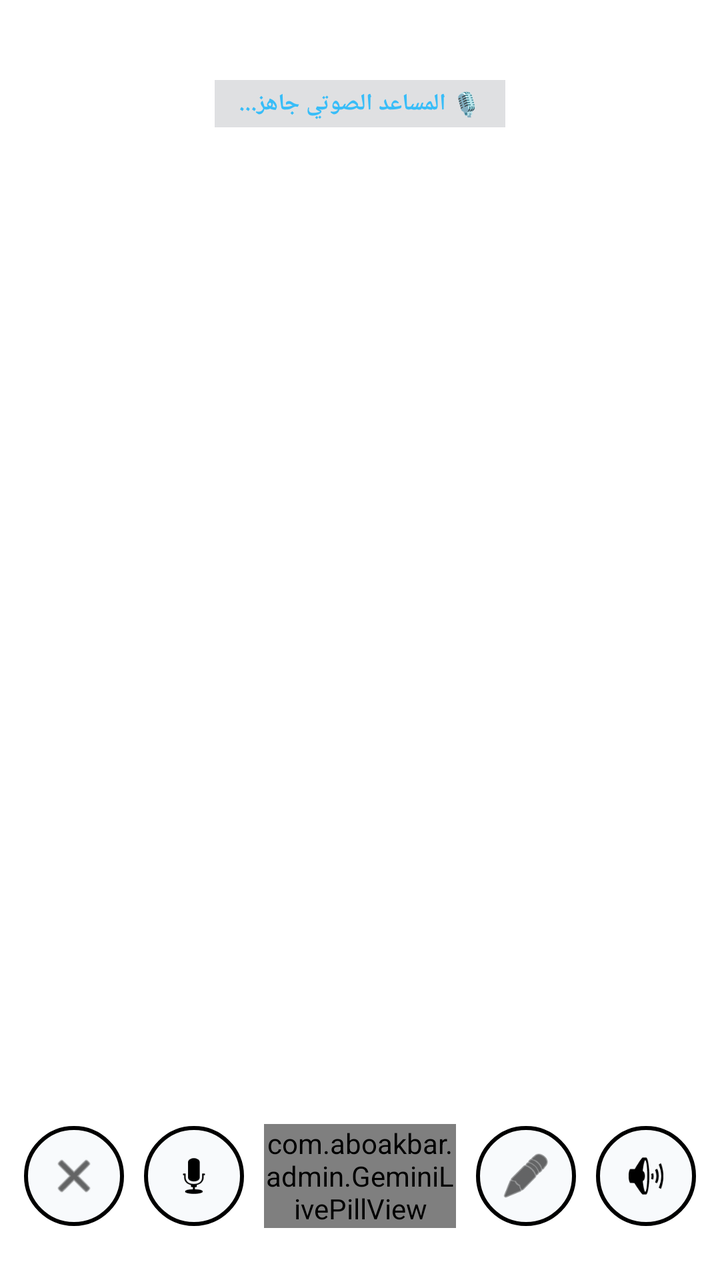
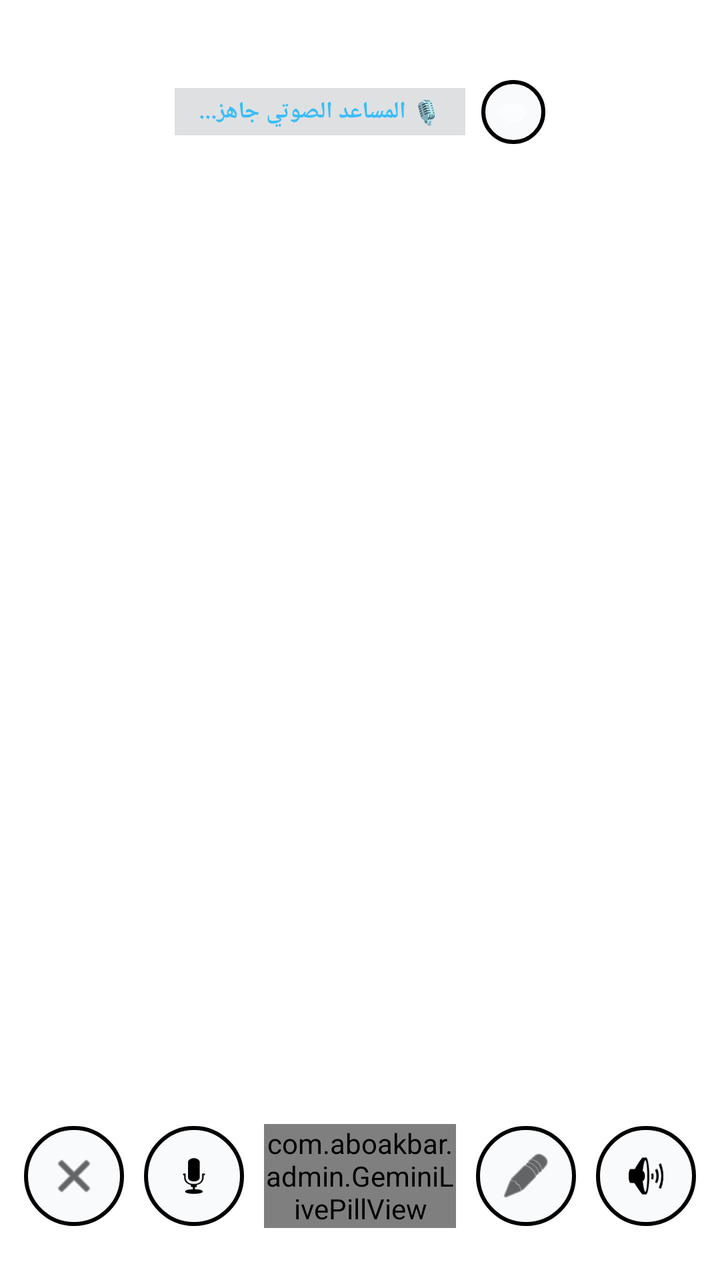

An Android layout rendered at two revisions. The XML below is the earlier revision; the diff shows what the commit changed to produce the second picture.
<!-- AndroidManifest.xml: activity theme Theme.TransparentVoiceAssistant -->
<!-- res/layout/activity_voice_assistant.xml -->
<?xml version="1.0" encoding="utf-8"?>
<RelativeLayout xmlns:android="http://schemas.android.com/apk/res/android"
    android:layout_width="match_parent"
    android:layout_height="match_parent"
    android:background="@android:color/transparent"
    android:fitsSystemWindows="true">

    
    <View
        android:id="@+id/transparentClickDismiss"
        android:layout_width="match_parent"
        android:layout_height="match_parent"
        android:layout_above="@id/bottomControlsLayout"
        android:background="@android:color/transparent"
        android:clickable="true"
        android:focusable="true" />

    
    <LinearLayout
        android:id="@+id/responseContainer"
        android:layout_width="match_parent"
        android:layout_height="match_parent"
        android:layout_above="@id/bottomControlsLayout"
        android:orientation="vertical"
        android:paddingStart="14dp"
        android:paddingEnd="14dp"
        android:paddingTop="40dp"
        android:paddingBottom="6dp"
        android:background="@android:color/transparent">

        
        <TextView
            android:id="@+id/tvStatus"
            android:layout_width="wrap_content"
            android:layout_height="wrap_content"
            android:layout_gravity="center_horizontal"
            android:text="🎙️ المساعد الصوتي جاهز..."
            android:textSize="11.5sp"
            android:textStyle="bold"
            android:textColor="#38BDF8"
            android:paddingStart="12dp"
            android:paddingEnd="12dp"
            android:paddingTop="4dp"
            android:paddingBottom="4dp"
            android:background="#220F172A"
            android:layout_marginBottom="8dp" />

        <ProgressBar
            android:id="@+id/progressBar"
            android:layout_width="22dp"
            android:layout_height="22dp"
            android:visibility="gone"
            android:layout_gravity="center_horizontal"
            android:layout_marginBottom="8dp" />

        
        <ScrollView
            android:id="@+id/chatScrollView"
            android:layout_width="match_parent"
            android:layout_height="0dp"
            android:layout_weight="1"
            android:fillViewport="true"
            android:scrollbars="none"
            android:background="@android:color/transparent">

            <LinearLayout
                android:id="@+id/chatMessagesContainer"
                android:layout_width="match_parent"
                android:layout_height="wrap_content"
                android:orientation="vertical"
                android:gravity="bottom"
                android:paddingBottom="12dp"
                android:background="@android:color/transparent" />
        </ScrollView>
    </LinearLayout>

    <Button
        android:id="@+id/btnToggleTts"
        android:layout_width="wrap_content"
        android:layout_height="28dp"
        android:visibility="gone"
        android:text="🔊" />

    
    <LinearLayout
        android:id="@+id/bottomControlsLayout"
        android:layout_width="match_parent"
        android:layout_height="wrap_content"
        android:layout_alignParentBottom="true"
        android:orientation="vertical"
        android:background="@android:color/transparent">

        
        <LinearLayout
            android:id="@+id/textInputContainer"
            android:layout_width="match_parent"
            android:layout_height="wrap_content"
            android:orientation="horizontal"
            android:visibility="gone"
            android:padding="8dp"
            android:layout_marginStart="14dp"
            android:layout_marginEnd="14dp"
            android:layout_marginBottom="6dp"
            android:background="#330F172A">

            <EditText
                android:id="@+id/etCommandInput"
                android:layout_width="0dp"
                android:layout_height="44dp"
                android:layout_weight="1"
                android:hint="اكتب أمرك النصي هنا..."
                android:textSize="13sp"
                android:padding="10dp"
                android:background="#22FFFFFF"
                android:textColor="#F8FAFC"
                android:textColorHint="#94A3B8"
                android:layout_marginEnd="6dp"
                android:maxLines="2" />

            <Button
                android:id="@+id/btnSendText"
                android:layout_width="wrap_content"
                android:layout_height="44dp"
                android:text="إرسال"
                android:backgroundTint="#0284C7"
                android:textColor="#FFFFFF" />
        </LinearLayout>

        
        <LinearLayout
            android:id="@+id/bottomGeminiBarLayout"
            android:layout_width="match_parent"
            android:layout_height="80dp"
            android:orientation="horizontal"
            android:gravity="center"
            android:paddingStart="12dp"
            android:paddingEnd="12dp"
            android:paddingBottom="24dp"
            android:background="@android:color/transparent"
            android:layoutDirection="ltr">

            
            <ImageButton
                android:id="@+id/btnClose"
                android:layout_width="50dp"
                android:layout_height="50dp"
                android:src="@android:drawable/ic_menu_close_clear_cancel"
                android:tint="#000000"
                android:background="@drawable/white_circle_black_stroke"
                android:scaleType="centerInside"
                android:padding="12dp"
                android:layout_marginEnd="10dp" />

            
            <ImageButton
                android:id="@+id/btnMicToggle"
                android:layout_width="50dp"
                android:layout_height="50dp"
                android:src="@android:drawable/ic_btn_speak_now"
                android:tint="#000000"
                android:background="@drawable/white_circle_black_stroke"
                android:scaleType="centerInside"
                android:padding="12dp"
                android:layout_marginEnd="10dp" />

            
            <com.aboakbar.admin.GeminiLivePillView
                android:id="@+id/btnGeminiPill"
                android:layout_width="0dp"
                android:layout_height="52dp"
                android:layout_weight="1"
                android:layout_marginEnd="10dp" />

            
            <ImageButton
                android:id="@+id/btnKeyboardToggle"
                android:layout_width="50dp"
                android:layout_height="50dp"
                android:src="@android:drawable/ic_menu_edit"
                android:tint="#000000"
                android:background="@drawable/white_circle_black_stroke"
                android:scaleType="centerInside"
                android:padding="12dp"
                android:layout_marginEnd="10dp" />

            
            <ImageButton
                android:id="@+id/btnVoiceToggle"
                android:layout_width="50dp"
                android:layout_height="50dp"
                android:src="@android:drawable/ic_lock_silent_mode_off"
                android:tint="#000000"
                android:background="@drawable/white_circle_black_stroke"
                android:scaleType="centerInside"
                android:padding="12dp" />

        </LinearLayout>
    </LinearLayout>

</RelativeLayout>
<!-- resources referenced by this layout -->
<resources>
  <!-- drawable white_circle_black_stroke (drawable) -->
  <?xml version="1.0" encoding="utf-8"?>
  <shape xmlns:android="http://schemas.android.com/apk/res/android"
      android:shape="oval">
      <solid android:color="#F8FAFC" />
      <stroke android:width="2dp" android:color="#000000" />
  </shape>
  <style name="Theme.TransparentVoiceAssistant" parent="Theme.Material3.DayNight.NoActionBar">
          <item name="android:windowIsTranslucent">true</item>
          <item name="android:windowBackground">@android:color/transparent</item>
          <item name="android:windowContentOverlay">@null</item>
          <item name="android:windowNoTitle">true</item>
          <item name="android:windowIsFloating">false</item>
          <item name="android:backgroundDimEnabled">true</item>
          <item name="android:backgroundDimAmount">0.35</item>
      </style>
</resources>

<!-- the commit's change to res/layout/activity_voice_assistant.xml (unified diff, before → after) -->
@@ -29,21 +29,38 @@
         android:background="@android:color/transparent">
 
         
-        <TextView
-            android:id="@+id/tvStatus"
-            android:layout_width="wrap_content"
+        <LinearLayout
+            android:layout_width="match_parent"
             android:layout_height="wrap_content"
-            android:layout_gravity="center_horizontal"
-            android:text="🎙️ المساعد الصوتي جاهز..."
-            android:textSize="11.5sp"
-            android:textStyle="bold"
-            android:textColor="#38BDF8"
-            android:paddingStart="12dp"
-            android:paddingEnd="12dp"
-            android:paddingTop="4dp"
-            android:paddingBottom="4dp"
-            android:background="#220F172A"
-            android:layout_marginBottom="8dp" />
+            android:orientation="horizontal"
+            android:gravity="center"
+            android:layout_marginBottom="8dp">
+
+            <TextView
+                android:id="@+id/tvStatus"
+                android:layout_width="wrap_content"
+                android:layout_height="wrap_content"
+                android:text="🎙️ المساعد الصوتي جاهز..."
+                android:textSize="11.5sp"
+                android:textStyle="bold"
+                android:textColor="#38BDF8"
+                android:paddingStart="12dp"
+                android:paddingEnd="12dp"
+                android:paddingTop="4dp"
+                android:paddingBottom="4dp"
+                android:background="#220F172A"
+                android:layout_marginEnd="8dp" />
+
+            <ImageButton
+                android:id="@+id/btnToggleChatVisibility"
+                android:layout_width="32dp"
+                android:layout_height="32dp"
+                android:src="@android:drawable/ic_menu_view"
+                android:tint="#FFFFFF"
+                android:background="@drawable/white_circle_black_stroke"
+                android:scaleType="centerInside"
+                android:padding="6dp" />
+        </LinearLayout>
 
         <ProgressBar
             android:id="@+id/progressBar"
